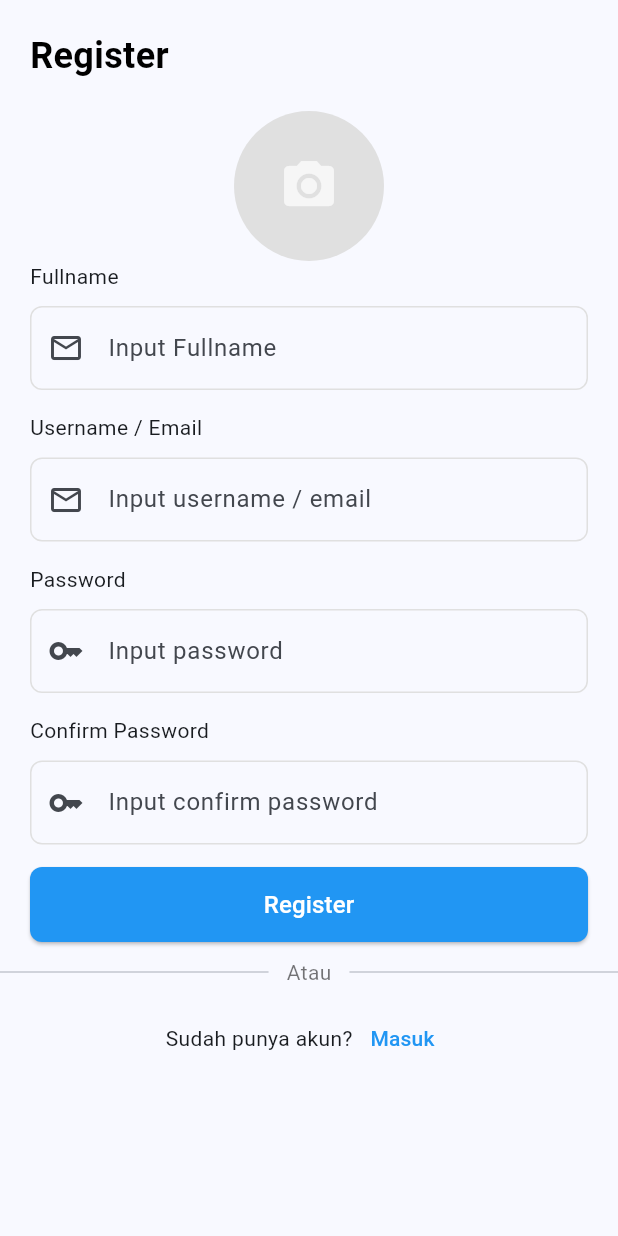
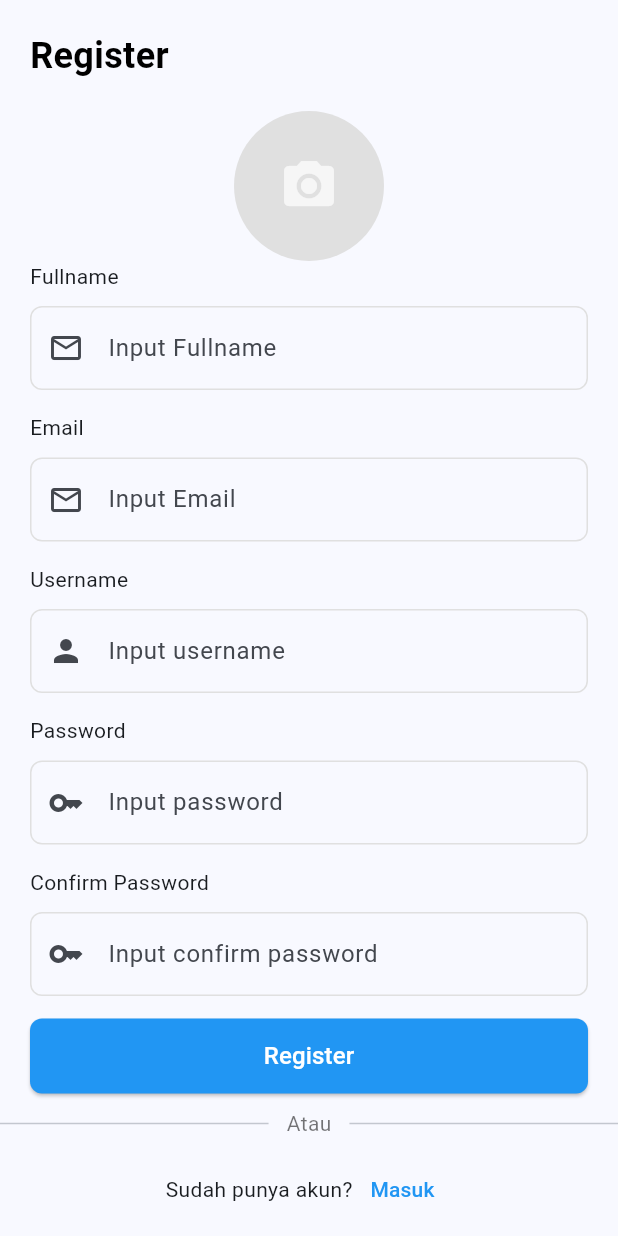
Before and after one commit to kidto1412/clean-architecture-cubit, a Flutter app: the RegisterPage screen opened directly, after a tap on "Register", on a phone screen of 412 x 824 dp. Run offline on Flutter 3.47's test engine with Material 3 defaults, Android fonts, the phone set to English and light mode, and no system bars; our stand-ins replace dartz, dio, equatable, flutter_bloc, flutter_screenutil, get_it and 2 more; accounts and stored records are empty; network calls fail.

Commit message:
added feature register

```diff
--- a/lib/core/constants/app_constants.dart
+++ b/lib/core/constants/app_constants.dart
@@ -1,6 +1,6 @@
 class AppConstants {
   // API Base URLs
-  static const String baseUrl = 'https://api.analyticinvest.com';
+  static const String baseUrl = 'http://localhost:3000/api';
   static const String apiVersion = '/v1';
 
   // Storage Keys
--- a/lib/features/authentication/presentation/pages/signin_page.dart
+++ b/lib/features/authentication/presentation/pages/signin_page.dart
@@ -13,6 +13,8 @@ class LoginPage extends StatefulWidget {
 class _LoginPageState extends State<LoginPage> {
   @override
   Widget build(BuildContext context) {
+    TextEditingController username = TextEditingController();
+    TextEditingController password = TextEditingController();
     return Scaffold(
       body: SafeArea(
           child: Column(
@@ -33,11 +35,13 @@ class _LoginPageState extends State<LoginPage> {
             ),
           ),
           CustomTextField(
+            controllerl: username,
             label: 'Username / Email',
             hint: 'Input username / email',
             iconName: Icons.email_outlined,
           ),
           CustomTextField(
+            controllerl: password,
             label: 'Password',
             hint: 'Input password',
             obscureText: true,
--- /dev/null
+++ b/lib/features/register/data/datasources/remote/register_remote.dart
@@ -0,0 +1,23 @@
+import 'package:analytic_invest/core/constants/app_constants.dart';
+import 'package:analytic_invest/core/di/injection_container.dart';
+import 'package:analytic_invest/features/register/data/models/user_model.dart';
+import 'package:analytic_invest/features/register/domain/entities/user.dart';
+import 'package:dio/dio.dart';
+
+abstract class RegisterRemote {
+  Future<RegisterModel> register(User data);
+}
+
+class RegisterService extends RegisterRemote {
+  final Dio dio;
+  RegisterService(this.dio);
+
+  @override
+  Future<RegisterModel> register(User request) async {
+    print(RegisterModel.fromEntity(request).toJson());
+    var response = await dio.post(AppConstants.baseUrl + "/user/register",
+        data: RegisterModel.fromEntity(request).toJson());
+    final data = response.data['data']; // ambil token dari 'data'
+    return RegisterModel.formJson(data);
+  }
+}
--- a/lib/features/register/data/models/user_model.dart
+++ b/lib/features/register/data/models/user_model.dart
@@ -31,4 +31,30 @@ class RegisterModel extends User {
       "email": email,
     };
   }
+
+  factory RegisterModel.fromEntity(User entity) {
+    return RegisterModel(
+      id: entity.id,
+      name: entity.name,
+      username: entity.username,
+      password: entity.password,
+      email: entity.email,
+      photo_profile: entity.photo_profile ?? "",
+      created_at: DateTime.parse(entity.created_at.toString() ?? ''),
+      updated_at: DateTime.parse(entity.updated_at.toString() ?? ''),
+    );
+  }
+
+  User toEntity() {
+    return User(
+      id: id,
+      name: name,
+      username: username,
+      password: password,
+      email: email,
+      photo_profile: photo_profile,
+      created_at: created_at,
+      updated_at: updated_at,
+    );
+  }
 }
--- /dev/null
+++ b/lib/features/register/data/repositories/register_repository_impl.dart
@@ -0,0 +1,39 @@
+import 'package:analytic_invest/core/errors/failures.dart';
+import 'package:analytic_invest/core/network/network_info.dart';
+import 'package:analytic_invest/features/register/data/datasources/local/register_local_source.dart';
+import 'package:analytic_invest/features/register/data/datasources/remote/register_remote.dart';
+import 'package:analytic_invest/features/register/data/models/user_model.dart';
+import 'package:analytic_invest/features/register/domain/entities/user.dart';
+import 'package:analytic_invest/features/register/domain/repositories/register_repository.dart';
+import 'package:analytic_invest/features/register/domain/usecase/register_usecase.dart';
+import 'package:dartz/dartz.dart';
+
+class RegisterRepositoryImpl extends RegisterRepository {
+  final RegisterLocalSource localDataSource;
+  final RegisterRemote remoteDataSource;
+  final NetworkInfo networkInfo;
+
+  RegisterRepositoryImpl(
+      {required this.localDataSource,
+      required this.remoteDataSource,
+      required this.networkInfo});
+
+  @override
+  Future<Either<Failure, User>> register(User data) async {
+    // TODO: implement login
+
+    try {
+      final connected = await networkInfo.isConnected;
+      if (!connected) return Left(NetworkFailure("Tidak ada koneksi"));
+
+      RegisterModel result = await remoteDataSource.register(data);
+      // print('result' + result.toString());
+
+      return Right(result.toEntity());
+    } catch (e) {
+      return Left(ServerFailure(e.toString()));
+    }
+
+    // throw UnimplementedError();
+  }
+}
--- a/lib/features/register/domain/repositories/register_repository.dart
+++ b/lib/features/register/domain/repositories/register_repository.dart
@@ -1,4 +1,5 @@
 import 'package:analytic_invest/core/errors/failures.dart';
+import 'package:analytic_invest/features/register/data/models/user_model.dart';
 import 'package:analytic_invest/features/register/domain/entities/user.dart';
 import 'package:dartz/dartz.dart';
 
--- a/lib/features/register/domain/usecase/register_usecase.dart
+++ b/lib/features/register/domain/usecase/register_usecase.dart
@@ -1,4 +1,5 @@
 import 'package:analytic_invest/core/errors/failures.dart';
+import 'package:analytic_invest/features/register/data/models/user_model.dart';
 import 'package:analytic_invest/features/register/domain/entities/user.dart';
 import 'package:analytic_invest/features/register/domain/repositories/register_repository.dart';
 import 'package:dartz/dartz.dart';
--- /dev/null
+++ b/lib/features/register/presentation/cubit/register_cubit.dart
@@ -0,0 +1,18 @@
+import 'package:analytic_invest/features/register/data/models/user_model.dart';
+import 'package:analytic_invest/features/register/domain/entities/user.dart';
+import 'package:analytic_invest/features/register/domain/usecase/register_usecase.dart';
+import 'package:analytic_invest/features/register/presentation/cubit/register_state.dart';
+import 'package:flutter_bloc/flutter_bloc.dart';
+
+class RegisterCubit extends Cubit<RegisterState> {
+  final Register registerUseCase;
+  RegisterCubit({required this.registerUseCase}) : super(RegisterInitial());
+
+  Future<void> register(User data) async {
+    emit(RegisterLoading());
+    final response = await registerUseCase.execute(data);
+    response.fold(
+        (failure) => emit(RegisterError(failure.message ?? "Register gagal")),
+        (data) => emit(RegisterLoaded(data)));
+  }
+}
--- /dev/null
+++ b/lib/features/register/presentation/cubit/register_state.dart
@@ -0,0 +1,31 @@
+import 'package:analytic_invest/features/register/domain/entities/user.dart';
+import 'package:equatable/equatable.dart';
+
+abstract class RegisterState extends Equatable {
+  const RegisterState();
+
+  @override
+  List<Object> get props => [];
+}
+
+class RegisterInitial extends RegisterState {}
+
+class RegisterLoading extends RegisterState {}
+
+class RegisterLoaded extends RegisterState {
+  final User user;
+
+  const RegisterLoaded(this.user);
+
+  @override
+  List<Object> get props => [user];
+}
+
+class RegisterError extends RegisterState {
+  final String message;
+
+  const RegisterError(this.message);
+
+  @override
+  List<Object> get props => [message];
+}
--- a/lib/features/register/presentation/pages/register_page.dart
+++ b/lib/features/register/presentation/pages/register_page.dart
@@ -1,8 +1,12 @@
 import 'dart:io';
 
 import 'package:analytic_invest/core/theme/theme.dart';
+import 'package:analytic_invest/features/register/domain/entities/user.dart';
+import 'package:analytic_invest/features/register/presentation/cubit/register_cubit.dart';
+import 'package:analytic_invest/features/register/presentation/cubit/register_state.dart';
 import 'package:analytic_invest/global/widgets/CustomTextField.dart';
 import 'package:flutter/material.dart';
+import 'package:flutter_bloc/flutter_bloc.dart';
 import 'package:image_picker/image_picker.dart';
 
 class RegisterPage extends StatefulWidget {
@@ -15,10 +19,18 @@ class RegisterPage extends StatefulWidget {
 class _RegisterPageState extends State<RegisterPage> {
   File? _imageFile;
   final ImagePicker _picker = ImagePicker();
+  TextEditingController username = TextEditingController();
+  TextEditingController name = TextEditingController();
+  TextEditingController email = TextEditingController();
+  TextEditingController password = TextEditingController();
+  TextEditingController confirmPassword = TextEditingController();
+
   @override
   Widget build(BuildContext context) {
     return Scaffold(
-      body: SafeArea(
+      body:
+          BlocBuilder<RegisterCubit, RegisterState>(builder: (context, state) {
+        return SafeArea(
             child: SingleChildScrollView(
           child: Column(
             crossAxisAlignment: CrossAxisAlignment.start,
@@ -40,7 +52,8 @@ class _RegisterPageState extends State<RegisterPage> {
                     backgroundImage:
                         _imageFile != null ? FileImage(_imageFile!) : null,
                     child: _imageFile == null
-                      ? Icon(Icons.camera_alt, size: 40, color: Colors.white70)
+                        ? Icon(Icons.camera_alt,
+                            size: 40, color: Colors.white70)
                         : null,
                   ),
                 ),
@@ -49,35 +62,60 @@ class _RegisterPageState extends State<RegisterPage> {
                 label: 'Fullname',
                 hint: 'Input Fullname',
                 iconName: Icons.email_outlined,
+                controllerl: name,
               ),
               CustomTextField(
-              label: 'Username / Email',
-              hint: 'Input username / email',
+                label: 'Email ',
+                hint: 'Input Email',
                 iconName: Icons.email_outlined,
+                controllerl: email,
+              ),
+              CustomTextField(
+                label: 'Username ',
+                hint: 'Input username',
+                iconName: Icons.person,
+                controllerl: username,
               ),
               CustomTextField(
                 label: 'Password',
                 hint: 'Input password',
                 obscureText: true,
                 iconName: Icons.key,
+                controllerl: password,
               ),
               CustomTextField(
                 label: 'Confirm Password',
                 hint: 'Input confirm password',
                 obscureText: true,
                 iconName: Icons.key,
+                controllerl: confirmPassword,
               ),
               Container(
                   margin: EdgeInsets.symmetric(horizontal: 20.0),
                   width: double.infinity,
                   height: 50,
-                child: ElevatedButton(
-                  onPressed: () {},
+                  child: state is RegisterLoading
+                      ? const Center(child: CircularProgressIndicator())
+                      : ElevatedButton(
+                          onPressed: () {
+                            final user = User(
+                              id: null,
+                              name: name.text,
+                              username: username.text,
+                              password: confirmPassword.text,
+                              email: email.text,
+                              photo_profile: "",
+                              created_at: DateTime.now(),
+                              updated_at: DateTime.now(),
+                            );
+                            context.read<RegisterCubit>().register(user);
+                          },
                           child: Text(
                             'Register',
                             style: TextStyle(color: Colors.white, fontSize: 16),
                           ),
-                  style: ElevatedButton.styleFrom(backgroundColor: Colors.blue),
+                          style: ElevatedButton.styleFrom(
+                              backgroundColor: Colors.blue),
                         )),
               Container(
                 margin: EdgeInsets.only(top: 10.0, bottom: 10.0),
@@ -112,7 +150,8 @@ class _RegisterPageState extends State<RegisterPage> {
               ),
             ],
           ),
-      )),
+        ));
+      }),
     );
   }
 
--- a/lib/global/widgets/CustomTextField.dart
+++ b/lib/global/widgets/CustomTextField.dart
@@ -5,11 +5,13 @@ class CustomTextField extends StatelessWidget {
   final String hint;
   late bool? obscureText;
   final IconData? iconName;
+  final TextEditingController controllerl;
   CustomTextField(
       {required this.label,
       required this.hint,
       this.obscureText,
-      this.iconName});
+      this.iconName,
+      required this.controllerl});
 
   @override
   Widget build(BuildContext context) {
@@ -26,6 +28,7 @@ class CustomTextField extends StatelessWidget {
             margin: EdgeInsets.only(
                 left: 20.0, right: 20.0, top: 10.0, bottom: 15.0),
             child: TextField(
+              controller: controllerl,
               obscureText: obscureText ?? false,
               decoration: InputDecoration(
                 prefixIcon: Icon(iconName),
--- a/lib/main.dart
+++ b/lib/main.dart
@@ -1,4 +1,5 @@
 import 'package:analytic_invest/features/authentication/presentation/pages/signin_page.dart';
+import 'package:analytic_invest/features/register/presentation/cubit/register_cubit.dart';
 import 'package:analytic_invest/features/register/presentation/pages/register_page.dart';
 import 'package:flutter/material.dart';
 import 'package:flutter_bloc/flutter_bloc.dart';
@@ -42,6 +43,9 @@ class MyApp extends StatelessWidget {
             BlocProvider<ProfileCubit>(
               create: (context) => di.sl<ProfileCubit>(),
             ),
+            BlocProvider<RegisterCubit>(
+              create: (context) => di.sl<RegisterCubit>(),
+            ),
           ],
           child: MaterialApp(
             title: 'Analytic Invest',
```
Also changed, not shown: lib/core/di/injection_container.dart (+23 -0 lines), lib/features/register/data/datasources/local/register_local_source.dart (added, +29 -0 lines), lib/features/register/domain/usecase/upload_profile.dart (added). Lines whose indentation alone changed are shown as unchanged.
